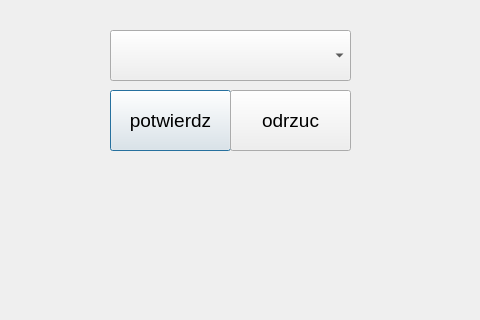
Old version of the form w_load_program.ui in the repository lgruszka/step_motor.
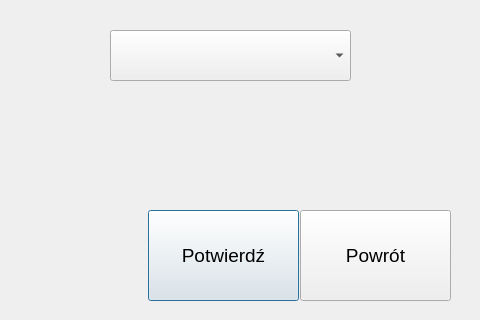
New version of the form.

The edit to the form file:
```diff
--- a/w_load_program.ui
+++ b/w_load_program.ui
@@ -16,10 +16,10 @@
   <widget class="QPushButton" name="pushButton_confirm">
    <property name="geometry">
     <rect>
-     <x>110</x>
-     <y>90</y>
-     <width>121</width>
-     <height>61</height>
+     <x>148</x>
+     <y>210</y>
+     <width>151</width>
+     <height>91</height>
     </rect>
    </property>
    <property name="font">
@@ -28,16 +28,16 @@
     </font>
    </property>
    <property name="text">
-    <string>potwierdz</string>
+    <string>Potwierdź</string>
    </property>
   </widget>
   <widget class="QPushButton" name="pushButton_reject">
    <property name="geometry">
     <rect>
-     <x>230</x>
-     <y>90</y>
-     <width>121</width>
-     <height>61</height>
+     <x>300</x>
+     <y>210</y>
+     <width>151</width>
+     <height>91</height>
     </rect>
    </property>
    <property name="font">
@@ -46,7 +46,7 @@
     </font>
    </property>
    <property name="text">
-    <string>odrzuc</string>
+    <string>Powrót</string>
    </property>
   </widget>
   <widget class="QComboBox" name="programCmbBox">
```
Left out of the diff: 2 changed lines with no effect on the pictures.
